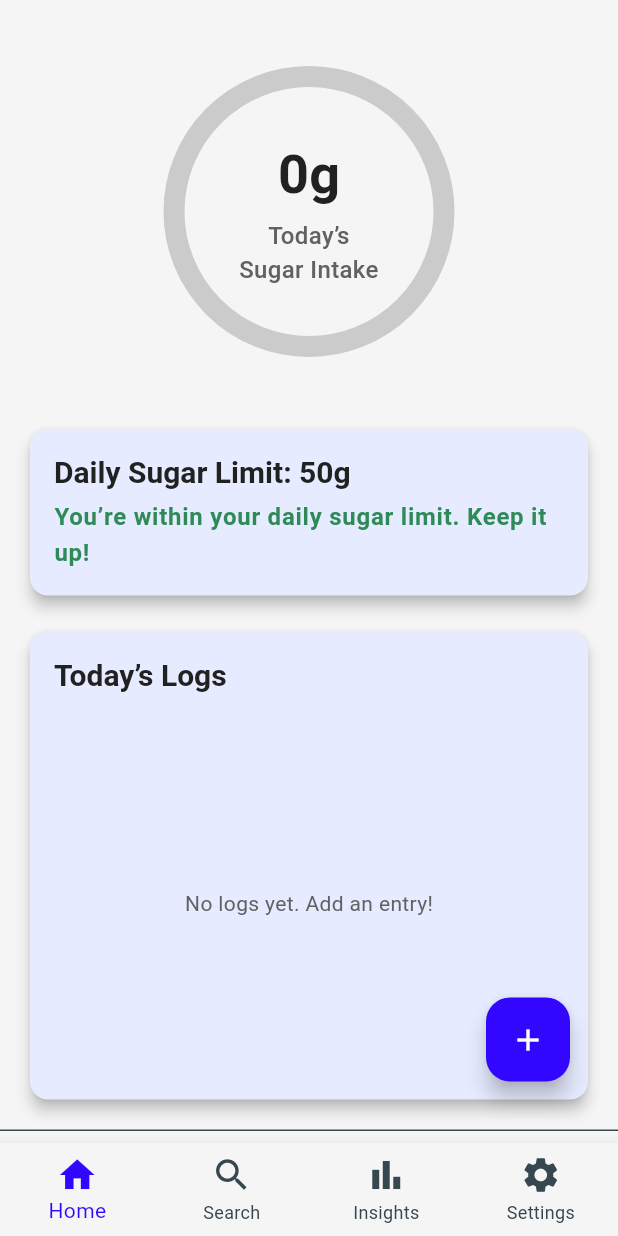
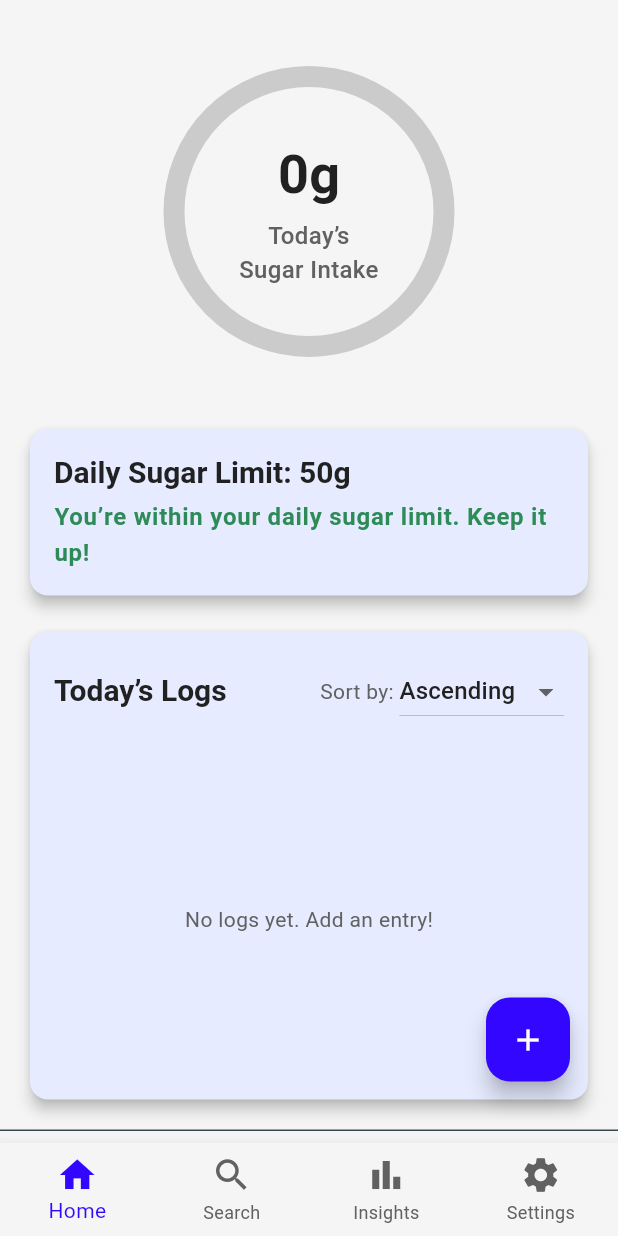
Before and after one commit to bushhes02/Sugar-Patrol, a Flutter app: the screen it shows after launch, after a tap on "Login", on a phone screen of 412 x 824 dp. Run offline on Flutter 3.47's test engine with Material 3 defaults, Android fonts, the phone set to English and light mode, and no system bars; our stand-ins replace fl_chart, shared_preferences.

Commit message:
Personalization Added

```diff
--- a/lib/home_screen.dart
+++ b/lib/home_screen.dart
@@ -11,7 +11,12 @@ class HomeScreen extends StatefulWidget {
 
 class HomeScreenState extends State<HomeScreen> {
   List<Map<String, dynamic>> logs = [];
+  List<Map<String, dynamic>> sortedLogs = []; // Sorted list for display
   double dailySugarLimit = 50.0; // Initial default, will be updated
+
+  // Sorting option
+  String _sortOption = 'Ascending'; // Default sort: low to high
+  final List<String> _sortOptions = ['Ascending', 'Descending'];
 
   // Darker green for tracker and message
   static const Color darkGreen = Color(0xFF2E8B57);
@@ -48,6 +53,7 @@ class HomeScreenState extends State<HomeScreen> {
         logs = savedLogs
             .map((log) => jsonDecode(log) as Map<String, dynamic>)
             .toList();
+        _applySort(); // Sort the logs after loading
       });
     }
   }
@@ -63,6 +69,25 @@ class HomeScreenState extends State<HomeScreen> {
     final prefs = await SharedPreferences.getInstance();
     List<String> logsToSave = logs.map((log) => jsonEncode(log)).toList();
     await prefs.setStringList('foodLogs', logsToSave);
+  }
+
+  // Apply sorting to today's logs
+  void _applySort() {
+    // Filter logs to show only today's logs
+    DateTime today = DateTime.now();
+    sortedLogs = logs.where((log) {
+      DateTime logDate = DateTime.parse(log['timestamp']);
+      return logDate.year == today.year &&
+          logDate.month == today.month &&
+          logDate.day == today.day;
+    }).toList();
+
+    // Sort based on the selected option
+    if (_sortOption == 'Ascending') {
+      sortedLogs.sort((a, b) => (a['sugar'] as num).compareTo(b['sugar'] as num));
+    } else {
+      sortedLogs.sort((a, b) => (b['sugar'] as num).compareTo(a['sugar'] as num));
+    }
   }
 
   // Add a new log entry via dialog
@@ -117,6 +142,7 @@ class HomeScreenState extends State<HomeScreen> {
                       "sugar": sugarAmount,
                       "timestamp": DateTime.now().toIso8601String(),
                     });
+                    _applySort(); // Re-sort after adding a new log
                   });
                   _saveLogs();
                   _foodController.clear();
@@ -140,6 +166,7 @@ class HomeScreenState extends State<HomeScreen> {
   void removeLogEntry(int index) {
     setState(() {
       logs.removeAt(index);
+      _applySort(); // Re-sort after removing a log
       _saveLogs();
     });
   }
@@ -158,15 +185,6 @@ class HomeScreenState extends State<HomeScreen> {
     String limitMessage = hasExceededLimit
         ? "You’ve exceeded your daily sugar limit! Try to cut back tomorrow."
         : "You’re within your daily sugar limit. Keep it up!";
-
-    // Filter logs to show only today's logs
-    final todayLogs = logs.where((log) {
-      DateTime logDate = DateTime.parse(log['timestamp']);
-      DateTime today = DateTime.now();
-      return logDate.year == today.year &&
-          logDate.month == today.month &&
-          logDate.day == today.day;
-    }).toList();
 
     return Scaffold(
       body: SafeArea(
@@ -258,7 +276,7 @@ class HomeScreenState extends State<HomeScreen> {
                 ),
               ),
               const SizedBox(height: 16),
-              // Log List Card (with header inside)
+              // Log List Card (with header and sorting inside)
               Expanded(
                 child: Card(
                   child: Container(
@@ -269,14 +287,45 @@ class HomeScreenState extends State<HomeScreen> {
                       children: [
                         Padding(
                           padding: const EdgeInsets.symmetric(horizontal: 16.0),
-                          child: Text(
-                            "Today’s Logs",
-                            style: Theme.of(context).textTheme.headlineSmall,
+                          child: Row(
+                            mainAxisAlignment: MainAxisAlignment.spaceBetween,
+                            children: [
+                              Text(
+                                "Today’s Logs",
+                                style: Theme.of(context).textTheme.headlineSmall,
+                              ),
+                              // Sorting Dropdown
+                              Row(
+                                children: [
+                                  const Text(
+                                    'Sort by: ',
+                                    style: TextStyle(fontSize: 14),
+                                  ),
+                                  DropdownButton<String>(
+                                    value: _sortOption,
+                                    onChanged: (String? newValue) {
+                                      if (newValue != null) {
+                                        setState(() {
+                                          _sortOption = newValue;
+                                          _applySort();
+                                        });
+                                      }
+                                    },
+                                    items: _sortOptions.map<DropdownMenuItem<String>>((String value) {
+                                      return DropdownMenuItem<String>(
+                                        value: value,
+                                        child: Text(value),
+                                      );
+                                    }).toList(),
+                                  ),
+                                ],
+                              ),
+                            ],
                           ),
                         ),
                         const SizedBox(height: 8),
                         Expanded(
-                          child: todayLogs.isEmpty
+                          child: sortedLogs.isEmpty
                               ? Center(
                                   child: Text(
                                     "No logs yet. Add an entry!",
@@ -289,9 +338,9 @@ class HomeScreenState extends State<HomeScreen> {
                                   radius: const Radius.circular(10),
                                   trackVisibility: true,
                                   child: ListView.builder(
-                                    itemCount: todayLogs.length,
+                                    itemCount: sortedLogs.length,
                                     itemBuilder: (context, index) {
-                                      final log = todayLogs[index];
+                                      final log = sortedLogs[index];
                                       return Dismissible(
                                         key: Key(log["food"] + index.toString()),
                                         direction: DismissDirection.endToStart,
--- a/lib/main.dart
+++ b/lib/main.dart
@@ -18,6 +18,9 @@
   @override
   Widget build(BuildContext context) {
     final themeProvider = Provider.of<ThemeProvider>(context);
+    final isDarkMode = themeProvider.isDarkMode;
+
+    print('Current theme mode: ${isDarkMode ? 'Dark' : 'Light'}');
 
     return MaterialApp(
       title: 'Sugar Patrol',
@@ -91,7 +94,7 @@
           surface: Color(0xFF121212),
           onPrimary: Colors.white,
           onSecondary: Color(0xFF212121),
-          onSurface: Colors.white, // Pure white for maximum contrast
+          onSurface: Colors.white,
           error: Color(0xFFEF5350),
         ),
         scaffoldBackgroundColor: const Color(0xFF121212),
@@ -133,15 +136,15 @@
           backgroundColor: Color(0xFF7986FF),
           foregroundColor: Colors.white,
         ),
-        bottomNavigationBarTheme: BottomNavigationBarThemeData(
-          backgroundColor: const Color(0xFF121212),
+        bottomNavigationBarTheme: const BottomNavigationBarThemeData(
+          backgroundColor: Color(0xFF121212),
           selectedItemColor: Colors.white, // Bright white for selected item
-          unselectedItemColor: Colors.grey[300], // Brighter gray for unselected items
-          selectedLabelStyle: const TextStyle(color: Colors.white),
-          unselectedLabelStyle: TextStyle(color: Colors.grey[300]),
+          unselectedItemColor: Colors.grey, // Brighter gray for unselected items
+          selectedLabelStyle: TextStyle(color: Colors.white),
+          unselectedLabelStyle: TextStyle(color: Colors.grey),
         ),
       ),
-      themeMode: themeProvider.isDarkMode ? ThemeMode.dark : ThemeMode.light,
+      themeMode: isDarkMode ? ThemeMode.dark : ThemeMode.light,
       home: const LoginScreen(),
     );
   }
--- a/lib/main_screen.dart
+++ b/lib/main_screen.dart
@@ -54,8 +54,6 @@ class MainScreenState extends State<MainScreen> {
                 label: 'Settings',
               ),
             ],
-            selectedItemColor: Theme.of(context).primaryColor,
-            unselectedItemColor: const Color(0xFF37474F),
             showUnselectedLabels: true,
             type: BottomNavigationBarType.fixed,
             elevation: 8.0,
```
